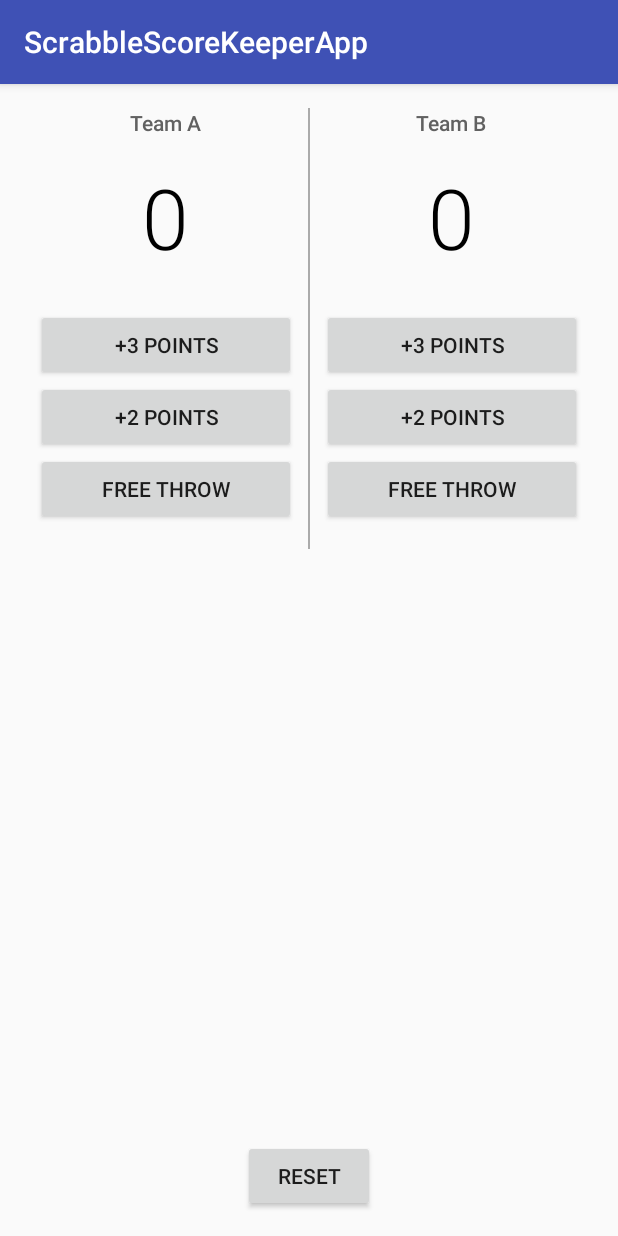
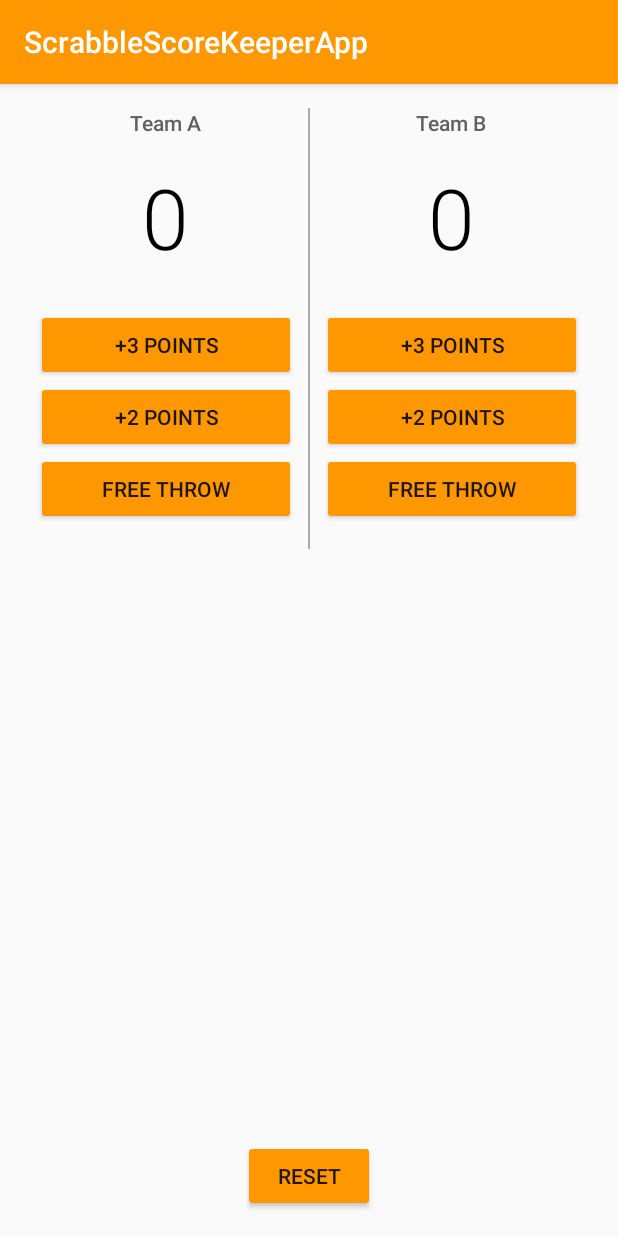
Before and after one commit to VIcuko/ScrabbleScoreKeeperApp, an Android app: the screen it shows after launch (MainActivity), on a phone screen of 412 x 824 dp. Run offline under Robolectric (Android 15) with nearby library versions, the phone set to English and light mode, and no system bars.

Commit message:
Update styles.xml with colours for buttons and header

```diff
--- a/app/src/main/res/values/styles.xml
+++ b/app/src/main/res/values/styles.xml
@@ -3,9 +3,10 @@
     <!-- Base application theme. -->
     <style name="AppTheme" parent="Theme.AppCompat.Light.DarkActionBar">
         <!-- Customize your theme here. -->
-        <item name="colorPrimary">@color/colorPrimary</item>
-        <item name="colorPrimaryDark">@color/colorPrimaryDark</item>
+        <item name="colorPrimary">#FF9800</item>
+        <item name="colorPrimaryDark">#E65100</item>
         <item name="colorAccent">@color/colorAccent</item>
+        <item name="colorButtonNormal">#FF9800</item>
     </style>
 
 </resources>
```
